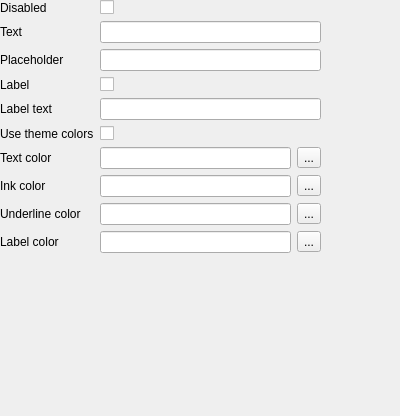
The window that examples/textfieldsettingsform.ui (sebcaux/qt-material-widgets) describes before a commit, drawn with Qt 5.
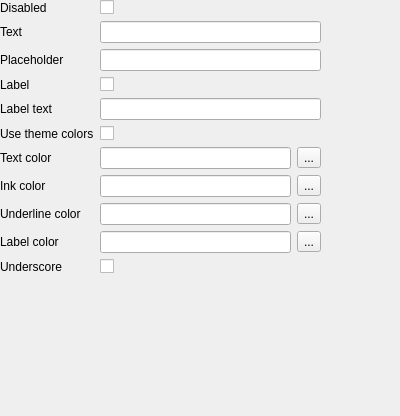
The same window after the commit.

Commit message: QtMaterialTextField: implemeted hiding of underscore

The edit to the form file:
```diff
--- a/examples/textfieldsettingsform.ui
+++ b/examples/textfieldsettingsform.ui
@@ -167,6 +167,16 @@
       </item>
      </layout>
     </item>
+    <item row="10" column="0">
+     <widget class="QLabel" name="labelShowUnderscore">
+      <property name="text">
+       <string>Underscore</string>
+      </property>
+     </widget>
+    </item>
+    <item row="10" column="1">
+     <widget class="QCheckBox" name="underscoreCheckBox"/>
+    </item>
    </layout>
   </widget>
  </widget>
```
The commit also changes 5 other files.
